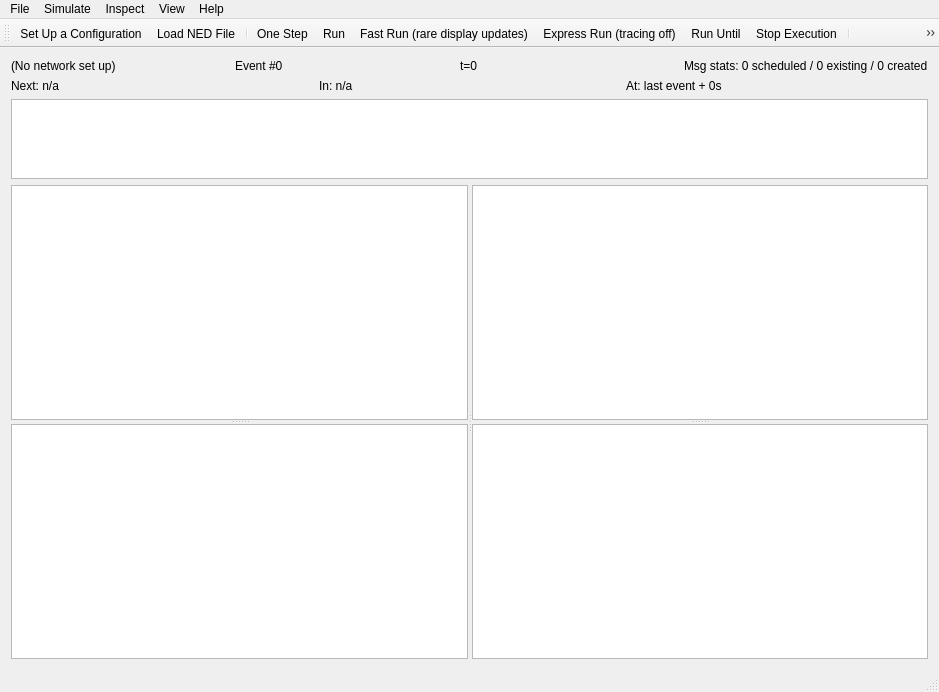
First picture: the form in src/qtenv/mainwindow.ui, repository omnetpp/omnetpp, before the edit.
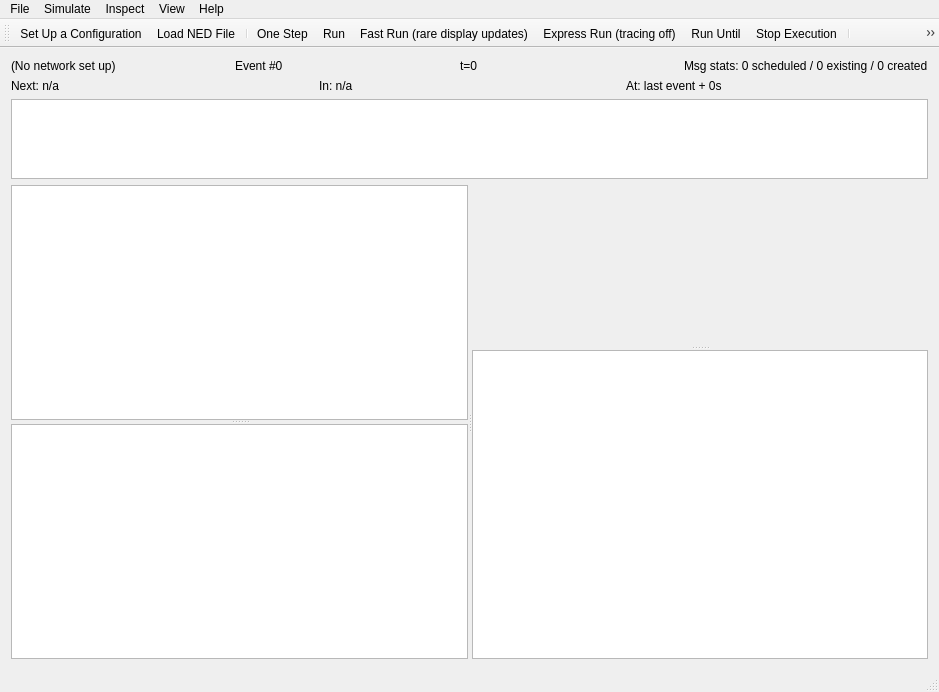
Second picture: the form after the edit. Icons and pictures are not drawn.

Commit message: qtenv: change window to QWidget *parent + modify ModuleInspector

What changed in the file:
```diff
--- a/src/qtenv/mainwindow.ui
+++ b/src/qtenv/mainwindow.ui
@@ -185,7 +185,13 @@
        <property name="orientation">
         <enum>Qt::Vertical</enum>
        </property>
-       <widget class="QGraphicsView" name="moduleGraphicsView">
+       <widget class="QWidget" name="mainArea" native="true">
+        <property name="sizePolicy">
+         <sizepolicy hsizetype="Expanding" vsizetype="Expanding">
+          <horstretch>0</horstretch>
+          <verstretch>0</verstretch>
+         </sizepolicy>
+        </property>
         <property name="minimumSize">
          <size>
           <width>100</width>
```
The commit also changes 24 other files.
